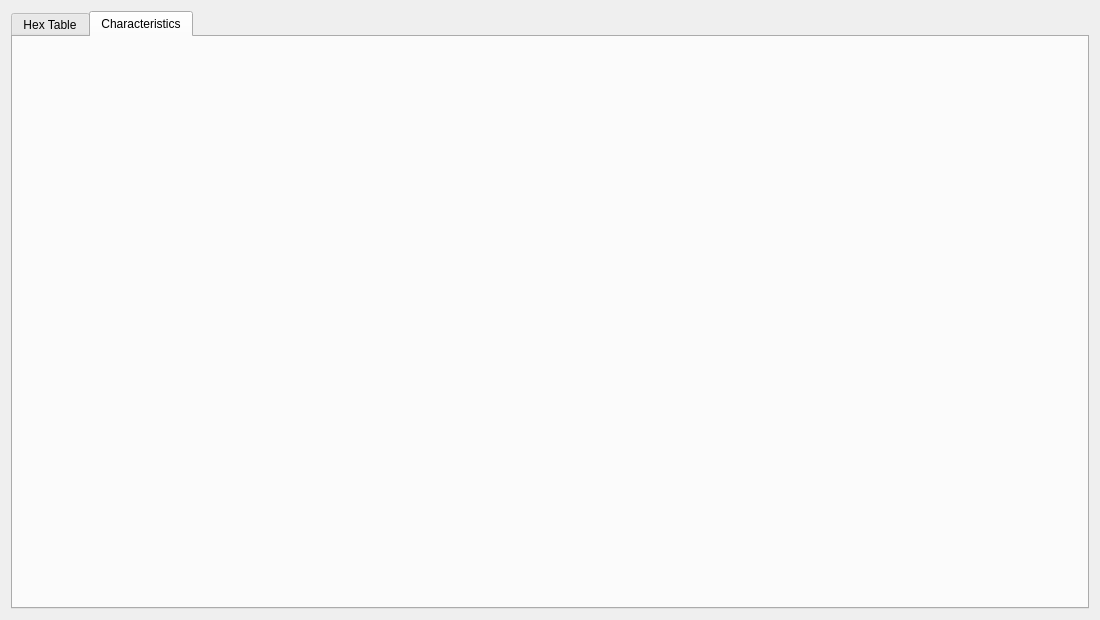
Above: src/resources/ui_files/memory_map_dialog.ui from CMillions/Cloudplug-Control before the change. Below: the same form after it.
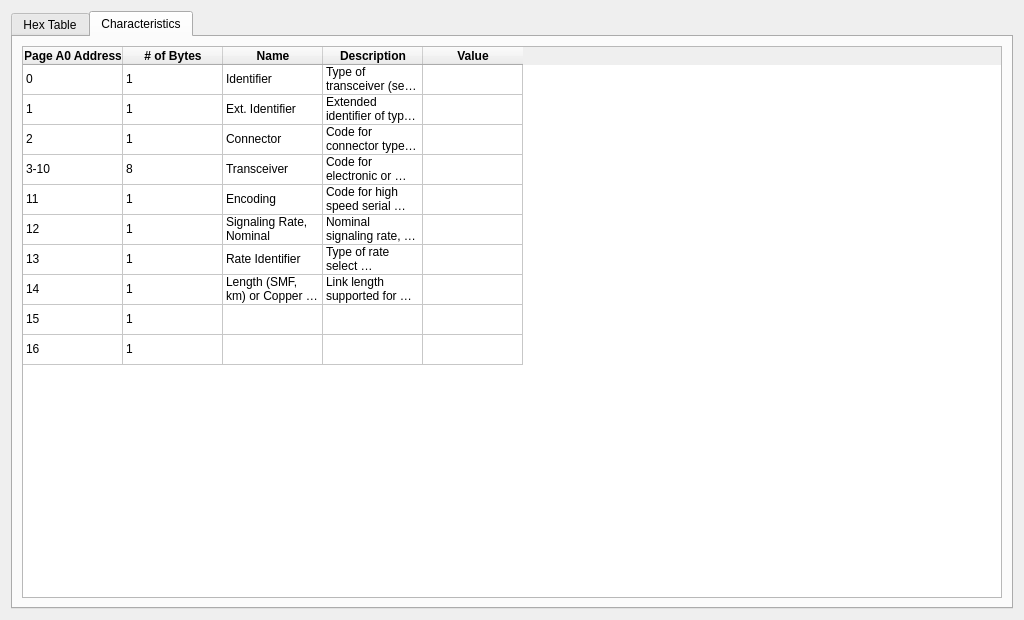
That is the form after the change. The open tabs and pages were chosen to show the change.

What changed in the file:
```diff
--- a/src/resources/ui_files/memory_map_dialog.ui
+++ b/src/resources/ui_files/memory_map_dialog.ui
@@ -6,7 +6,7 @@
    <rect>
     <x>0</x>
     <y>0</y>
-    <width>1100</width>
+    <width>1024</width>
     <height>620</height>
    </rect>
   </property>
@@ -473,6 +473,356 @@
       <attribute name="title">
        <string>Characteristics</string>
       </attribute>
+      <layout class="QGridLayout" name="gridLayout_4">
+       <item row="0" column="0">
+        <widget class="QTableWidget" name="tableWidget_2">
+         <property name="editTriggers">
+          <set>QAbstractItemView::NoEditTriggers</set>
+         </property>
+         <attribute name="verticalHeaderVisible">
+          <bool>false</bool>
+         </attribute>
+         <row>
+          <property name="text">
+           <string>1</string>
+          </property>
+         </row>
+         <row>
+          <property name="text">
+           <string>2</string>
+          </property>
+         </row>
+         <row>
+          <property name="text">
+           <string>3</string>
+          </property>
+         </row>
+         <row>
+          <property name="text">
+           <string>4</string>
+          </property>
+         </row>
+         <row>
+          <property name="text">
+           <string>5</string>
+          </property>
+         </row>
+         <row>
+          <property name="text">
+           <string>6</string>
+          </property>
+         </row>
+         <row>
+          <property name="text">
+           <string>7</string>
+          </property>
+         </row>
+         <row>
+          <property name="text">
+           <string>8</string>
+          </property>
+         </row>
+         <row>
+          <property name="text">
+           <string>9</string>
+          </property>
+         </row>
+         <row>
+          <property name="text">
+           <string>10</string>
+          </property>
+         </row>
+         <column>
+          <property name="text">
+           <string>Page A0 Address</string>
+          </property>
+          <property name="font">
+           <font>
+            <weight>75</weight>
+            <bold>true</bold>
+           </font>
+          </property>
+         </column>
+         <column>
+          <property name="text">
+           <string># of Bytes</string>
+          </property>
+          <property name="font">
+           <font>
+            <weight>75</weight>
+            <bold>true</bold>
+           </font>
+          </property>
+         </column>
+         <column>
+          <property name="text">
+           <string>Name</string>
+          </property>
+          <property name="font">
+           <font>
+            <weight>75</weight>
+            <bold>true</bold>
+           </font>
+          </property>
+         </column>
+         <column>
+          <property name="text">
+           <string>Description</string>
+          </property>
+          <property name="font">
+           <font>
+            <weight>75</weight>
+            <bold>true</bold>
+           </font>
+          </property>
+         </column>
+         <column>
+          <property name="text">
+           <string>Value</string>
+          </property>
+          <property name="font">
+           <font>
+            <weight>75</weight>
+            <bold>true</bold>
+           </font>
+          </property>
+         </column>
+         <item row="0" column="0">
+          <property name="text">
+           <string>0</string>
+          </property>
+         </item>
+         <item row="0" column="1">
+          <property name="text">
+           <string>1</string>
+          </property>
+         </item>
+         <item row="0" column="2">
+          <property name="text">
+           <string>Identifier</string>
+          </property>
+         </item>
+         <item row="0" column="3">
+          <property name="text">
+           <string>Type of transceiver (see Table 5-1 of SFF 8472)</string>
+          </property>
+         </item>
+         <item row="0" column="4">
+          <property name="text">
+           <string/>
+          </property>
+         </item>
+         <item row="1" column="0">
+          <property name="text">
+           <string>1</string>
+          </property>
+         </item>
+         <item row="1" column="1">
+          <property name="text">
+           <string>1</string>
+          </property>
+         </item>
+         <item row="1" column="2">
+          <property name="text">
+           <string>Ext. Identifier</string>
+          </property>
+         </item>
+         <item row="1" column="3">
+          <property name="text">
+           <string>Extended identifier of type of transceiver (See Table 5-2 of SFF 8472)</string>
+          </property>
+         </item>
+         <item row="1" column="4">
+          <property name="text">
+           <string/>
+          </property>
+         </item>
+         <item row="2" column="0">
+          <property name="text">
+           <string>2</string>
+          </property>
+         </item>
+         <item row="2" column="1">
+          <property name="text">
+           <string>1</string>
+          </property>
+         </item>
+         <item row="2" column="2">
+          <property name="text">
+           <string>Connector</string>
+          </property>
+         </item>
+         <item row="2" column="3">
+          <property name="text">
+           <string>Code for connector type (see SFF 8024 SFF Module Management Reference Code Tables)</string>
+          </property>
+         </item>
+         <item row="2" column="4">
+          <property name="text">
+           <string/>
+          </property>
+         </item>
+         <item row="3" column="0">
+          <property name="text">
+           <string>3-10</string>
+          </property>
+         </item>
+         <item row="3" column="1">
+          <property name="text">
+           <string>8</string>
+          </property>
+         </item>
+         <item row="3" column="2">
+          <property name="text">
+           <string>Transceiver</string>
+          </property>
+         </item>
+         <item row="3" column="3">
+          <property name="text">
+           <string>Code for electronic or optical compatibility (see Table 5-3 of SFF 8472)</string>
+          </property>
+         </item>
+         <item row="3" column="4">
+          <property name="text">
+           <string/>
+          </property>
+         </item>
+         <item row="4" column="0">
+          <property name="text">
+           <string>11</string>
+          </property>
+         </item>
+         <item row="4" column="1">
+          <property name="text">
+           <string>1</string>
+          </property>
+         </item>
+         <item row="4" column="2">
+          <property name="text">
+           <string>Encoding</string>
+          </property>
+         </item>
+         <item row="4" column="3">
+          <property name="text">
+           <string>Code for high speed serial encoding algorithm (see SFF-8024 SFF 
+Module Management Reference Code Tables) </string>
+          </property>
+         </item>
+         <item row="4" column="4">
+          <property name="text">
+           <string/>
+          </property>
+         </item>
+         <item row="5" column="0">
+          <property name="text">
+           <string>12</string>
+          </property>
+         </item>
+         <item row="5" column="1">
+          <property name="text">
+           <string>1</string>
+          </property>
+         </item>
+         <item row="5" column="2">
+          <property name="text">
+           <string>Signaling Rate, Nominal </string>
+          </property>
+         </item>
+         <item row="5" column="3">
+          <property name="text">
+           <string>Nominal signaling rate, units of 100 MBd. 
+(see details for rates &gt; 25.4 GBd) </string>
+          </property>
+         </item>
+         <item row="5" column="4">
+          <property name="text">
+           <string/>
+          </property>
+         </item>
+         <item row="6" column="0">
+          <property name="text">
+           <string>13</string>
+          </property>
+         </item>
+         <item row="6" column="1">
+          <property name="text">
+           <string>1</string>
+          </property>
+         </item>
+         <item row="6" column="2">
+          <property name="text">
+           <string>Rate Identifier</string>
+          </property>
+         </item>
+         <item row="6" column="3">
+          <property name="text">
+           <string>Type of rate select functionality (see Table 5-6 of SFF 8472) </string>
+          </property>
+         </item>
+         <item row="6" column="4">
+          <property name="text">
+           <string/>
+          </property>
+         </item>
+         <item row="7" column="0">
+          <property name="text">
+           <string>14</string>
+          </property>
+         </item>
+         <item row="7" column="1">
+          <property name="text">
+           <string>1</string>
+          </property>
+         </item>
+         <item row="7" column="2">
+          <property name="text">
+           <string>Length (SMF, km) or Copper Cable Attenuation</string>
+          </property>
+         </item>
+         <item row="7" column="3">
+          <property name="text">
+           <string>Link length supported for single-mode fiber, units of km, or copper 
+cable attenuation in dB at 12.9 GHz</string>
+          </property>
+         </item>
+         <item row="7" column="4">
+          <property name="text">
+           <string/>
+          </property>
+         </item>
+         <item row="8" column="0">
+          <property name="text">
+           <string>15</string>
+          </property>
+         </item>
+         <item row="8" column="1">
+          <property name="text">
+           <string>1</string>
+          </property>
+         </item>
+         <item row="8" column="4">
+          <property name="text">
+           <string/>
+          </property>
+         </item>
+         <item row="9" column="0">
+          <property name="text">
+           <string>16</string>
+          </property>
+         </item>
+         <item row="9" column="1">
+          <property name="text">
+           <string>1</string>
+          </property>
+         </item>
+         <item row="9" column="4">
+          <property name="text">
+           <string/>
+          </property>
+         </item>
+        </widget>
+       </item>
+      </layout>
      </widget>
     </widget>
    </item>
```
Left out of the diff: 2 changed lines with no effect on the pictures.
